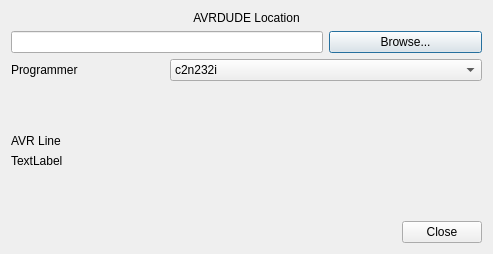
Before: the Qt Designer form src/burnconfigdialog.ui in xhorizont/eepe, drawn with Qt 5.
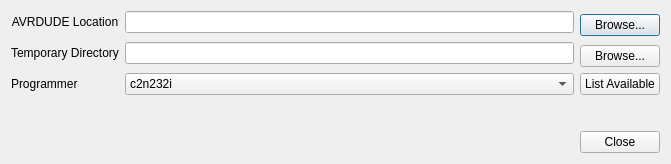
After: the same form once the commit is applied.

What changed in the file:
```diff
--- a/src/burnconfigdialog.ui
+++ b/src/burnconfigdialog.ui
@@ -6,17 +6,19 @@
    <rect>
     <x>0</x>
     <y>0</y>
-    <width>493</width>
-    <height>254</height>
+    <width>671</width>
+    <height>164</height>
    </rect>
   </property>
   <property name="windowTitle">
    <string>AVR Configuration</string>
   </property>
+  <layout class="QGridLayout" name="gridLayout_3">
+   <item row="0" column="0">
   <layout class="QGridLayout" name="gridLayout_2">
-   <item row="0" column="0">
+     <item row="0" column="1">
     <layout class="QGridLayout" name="gridLayout">
-     <item row="0" column="0" colspan="3">
+       <item row="0" column="0">
       <widget class="QLabel" name="label">
        <property name="text">
         <string>AVRDUDE Location</string>
@@ -26,24 +28,41 @@
        </property>
       </widget>
      </item>
-     <item row="1" column="0" colspan="2">
+       <item row="0" column="1">
       <widget class="QLineEdit" name="avrdude_location"/>
      </item>
-     <item row="1" column="2">
+       <item row="0" column="2" rowspan="2">
       <widget class="QPushButton" name="pushButton">
        <property name="text">
         <string>Browse...</string>
        </property>
       </widget>
      </item>
-     <item row="2" column="0">
+       <item row="1" column="0" rowspan="2">
+        <widget class="QLabel" name="label_4">
+         <property name="text">
+          <string>Temporary Directory</string>
+         </property>
+        </widget>
+       </item>
+       <item row="1" column="1" rowspan="2">
+        <widget class="QLineEdit" name="temp_location"/>
+       </item>
+       <item row="2" column="2">
+        <widget class="QPushButton" name="pushButton_2">
+         <property name="text">
+          <string>Browse...</string>
+         </property>
+        </widget>
+       </item>
+       <item row="3" column="0">
       <widget class="QLabel" name="label_2">
        <property name="text">
         <string>Programmer</string>
        </property>
       </widget>
      </item>
-     <item row="2" column="1" colspan="2">
+       <item row="3" column="1">
       <widget class="QComboBox" name="avrdude_programmer">
        <item>
         <property name="text">
@@ -357,7 +376,14 @@
        </item>
       </widget>
      </item>
-     <item row="6" column="0">
+       <item row="3" column="2">
+        <widget class="QPushButton" name="pushButton_3">
+         <property name="text">
+          <string>List Available</string>
+         </property>
+        </widget>
+       </item>
+       <item row="4" column="1">
       <spacer name="verticalSpacer">
        <property name="orientation">
         <enum>Qt::Vertical</enum>
@@ -370,35 +396,7 @@
        </property>
       </spacer>
      </item>
-     <item row="5" column="0" colspan="3">
-      <widget class="QLabel" name="avrdude_line">
-       <property name="text">
-        <string>TextLabel</string>
-       </property>
-       <property name="alignment">
-        <set>Qt::AlignLeading|Qt::AlignLeft|Qt::AlignVCenter</set>
-       </property>
-      </widget>
-     </item>
-     <item row="3" column="0">
-      <spacer name="verticalSpacer_2">
-       <property name="orientation">
-        <enum>Qt::Vertical</enum>
-       </property>
-       <property name="sizeHint" stdset="0">
-        <size>
-         <width>20</width>
-         <height>40</height>
-        </size>
-       </property>
-      </spacer>
-     </item>
-     <item row="4" column="0">
-      <widget class="QLabel" name="label_3">
-       <property name="text">
-        <string>AVR Line</string>
-       </property>
-      </widget>
+      </layout>
      </item>
     </layout>
    </item>
```
Left out of the diff: 32 changed lines with no effect on the pictures. Lines whose indentation alone changed are shown as unchanged.
